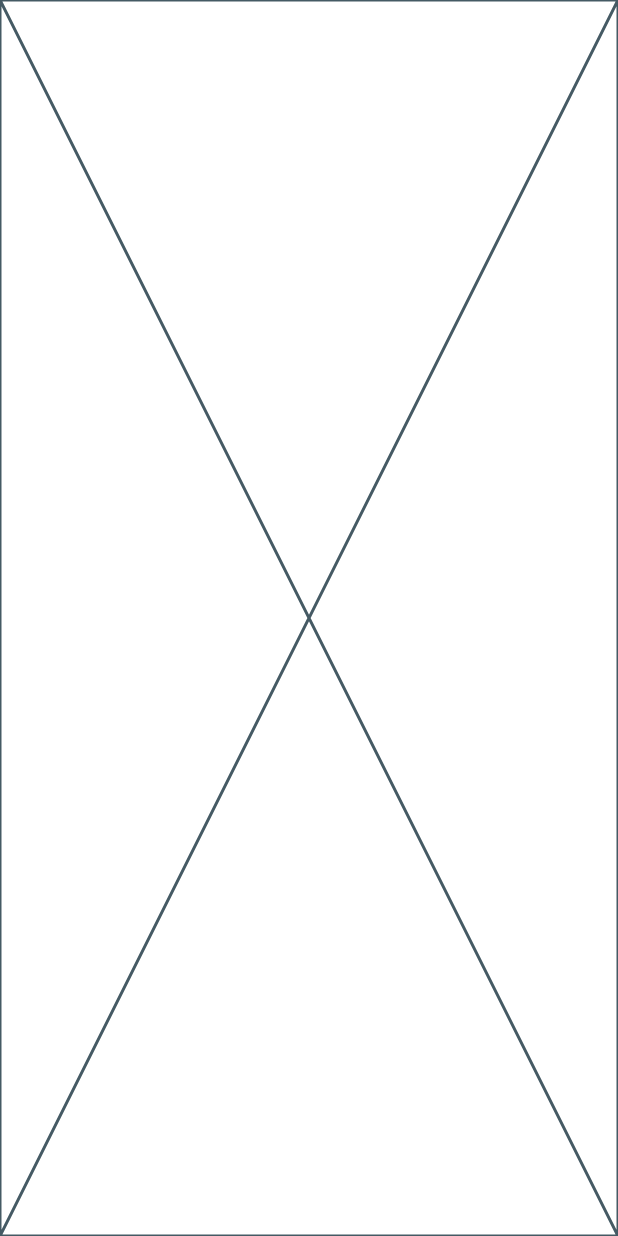
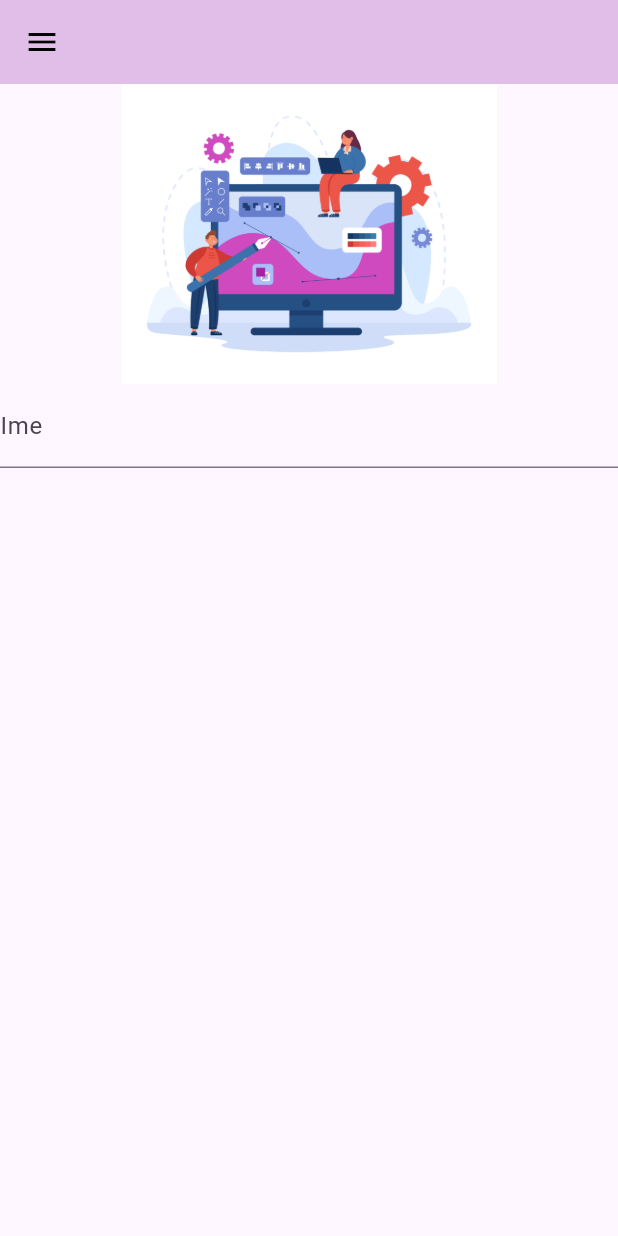
Before and after one commit to zo97jo/JobPlatform, a Flutter app: the HomePage screen opened by its route, after a tap on the "person 3" icon, on a phone screen of 412 x 824 dp. Run offline on Flutter 3.47's test engine with Material 3 defaults, Android fonts, the light colour scheme and no system bars; our stand-ins replace google_sign_in, sign_in_button.

Commit message:
Removed profile button if on user page

```diff
--- a/jobby/lib/components/app_bar.dart
+++ b/jobby/lib/components/app_bar.dart
@@ -1,8 +1,25 @@
 import 'package:flutter/material.dart';
 
 
-class CustomAppBar extends StatelessWidget implements PreferredSizeWidget {
-  const CustomAppBar({super.key});
+class CustomAppBar extends StatefulWidget implements PreferredSizeWidget {
+
+  bool isOnProfilePage = false;
+
+  CustomAppBar({super.key});
+
+
+  CustomAppBar.origin(bool isOnProfilePage){
+    this.isOnProfilePage = isOnProfilePage;
+  }
+
+  @override
+  State<CustomAppBar> createState() => _CustomAppBarState();
+
+  @override
+  Size get preferredSize => const Size.fromHeight(kToolbarHeight);
+}
+
+class _CustomAppBarState extends State<CustomAppBar> {
 
 
   @override
@@ -19,16 +36,17 @@ class CustomAppBar extends StatelessWidget implements PreferredSizeWidget {
             )
         ),
         actions: [
-          IconButton(
-            onPressed: (){
-              Navigator.pushNamed(context, '/userProfile');
-            },
-            icon: const Icon(Icons.person_3, color: Colors.black,))
+          if(!widget.isOnProfilePage)...<Widget>[
+            IconButton(
+              onPressed: (){
+                Navigator.pushNamed(context, '/userProfile');
+              },
+              icon: const Icon(Icons.person_3, color: Colors.black,))
+          ]
+
         ],
 
     );
   }
 
-  @override
-  Size get preferredSize => const Size.fromHeight(kToolbarHeight);
 }
--- a/jobby/lib/profile/user_profile.dart
+++ b/jobby/lib/profile/user_profile.dart
@@ -1,4 +1,5 @@
 import 'package:flutter/material.dart';
+import 'package:jobby/components/app_bar.dart';
 
 
 class UserProfile extends StatefulWidget {
@@ -11,6 +12,18 @@ class UserProfile extends StatefulWidget {
 class _UserProfileState extends State<UserProfile> {
   @override
   Widget build(BuildContext context) {
-    return const Placeholder();
+    return Scaffold(
+      appBar: CustomAppBar.origin(true),
+      body: ListView(
+        children: [
+          Image.asset('images/login.png',fit: BoxFit.contain, width: 200, height:200,),
+          TextField(
+            decoration: InputDecoration(
+              labelText: 'Ime'
+            ),
+          )
+      ],
+      ),
+    );
   }
 }
```
